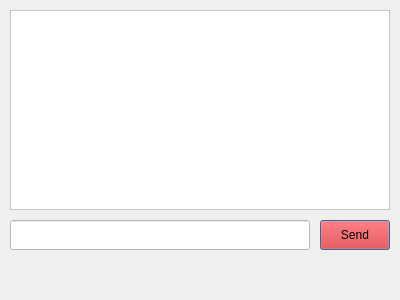
First picture: the form in chatdialog.ui, repository rayhan-mahmud029/CSC211H_RezwanMahmud_HonorsProject_Fall2024, before the edit.
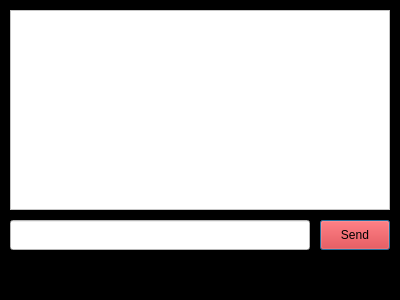
Second picture: the form after the edit.

Diff of the .ui file:
```diff
--- a/chatdialog.ui
+++ b/chatdialog.ui
@@ -14,7 +14,7 @@
    <string>Chat</string>
   </property>
   <property name="styleSheet">
-   <string notr="true">backgournd-color: black;</string>
+   <string notr="true">background-color: black;</string>
   </property>
   <widget class="QTextEdit" name="chatArea">
    <property name="geometry">
```
